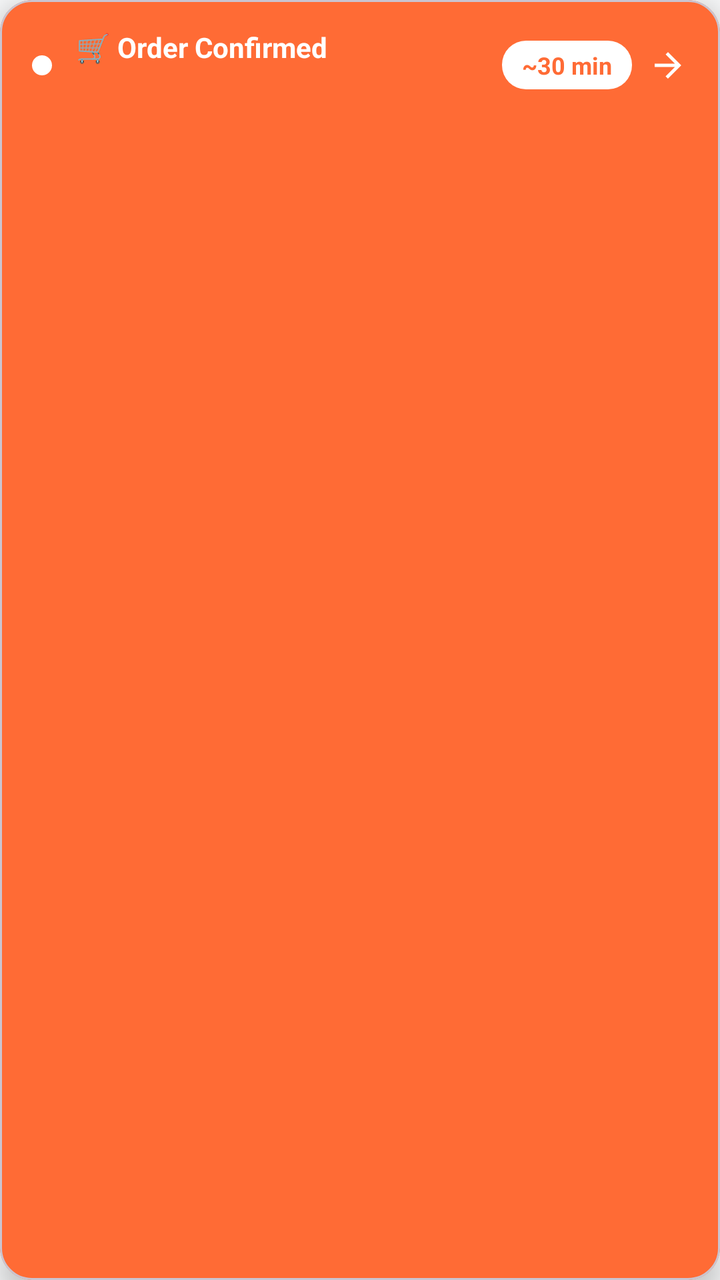
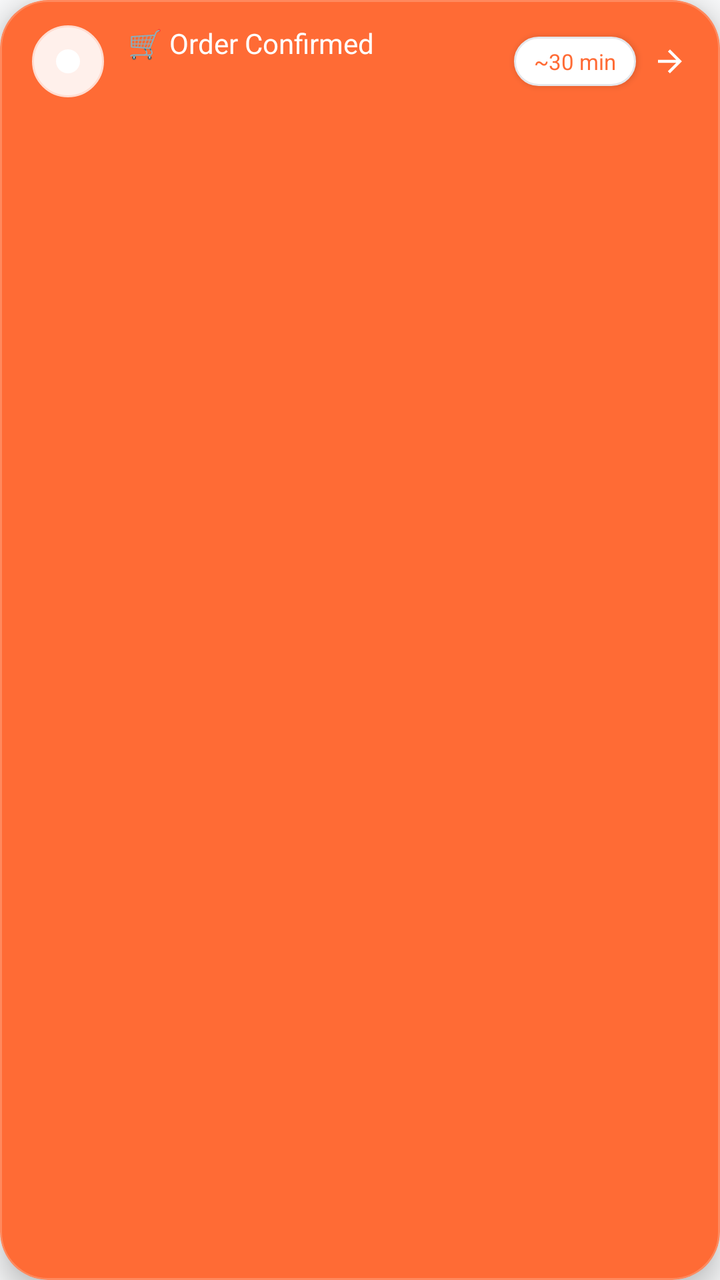

Compare the two renders of this Android layout. The source of the first and the diff that turns it into the second are given below.
<!-- AndroidManifest.xml: application theme Theme.AKRHunger -->
<!-- res/layout/view_active_order_tracker.xml -->
<?xml version="1.0" encoding="utf-8"?>
<com.google.android.material.card.MaterialCardView xmlns:android="http://schemas.android.com/apk/res/android"
    xmlns:app="http://schemas.android.com/apk/res-auto"
    android:layout_width="match_parent"
    android:layout_height="wrap_content"
    app:cardCornerRadius="16dp"
    app:cardElevation="8dp"
    app:cardBackgroundColor="@color/primary"
    android:foreground="?attr/selectableItemBackground">

    <LinearLayout
        android:layout_width="match_parent"
        android:layout_height="wrap_content"
        android:gravity="center_vertical"
        android:paddingHorizontal="16dp"
        android:paddingVertical="14dp">

        
        <View
            android:layout_width="10dp"
            android:layout_height="10dp"
            android:background="@drawable/bg_dot_white" />

        <LinearLayout
            android:layout_width="0dp"
            android:layout_height="wrap_content"
            android:layout_marginStart="12dp"
            android:layout_weight="1"
            android:orientation="vertical">

            <TextView
                android:id="@+id/tv_tracker_status"
                android:layout_width="wrap_content"
                android:layout_height="wrap_content"
                android:text="🛒 Order Confirmed"
                android:textColor="@color/on_primary"
                android:textSize="14sp"
                android:textStyle="bold" />

            <TextView
                android:id="@+id/tv_tracker_restaurant"
                android:layout_width="wrap_content"
                android:layout_height="wrap_content"
                android:layout_marginTop="2dp"
                android:textColor="#CCFFFFFF"
                android:textSize="12sp" />
        </LinearLayout>

        <TextView
            android:id="@+id/tv_tracker_eta"
            android:layout_width="wrap_content"
            android:layout_height="wrap_content"
            android:background="@drawable/bg_eta_badge"
            android:paddingHorizontal="10dp"
            android:paddingVertical="4dp"
            android:text="~30 min"
            android:textColor="@color/primary"
            android:textSize="12sp"
            android:textStyle="bold" />

        <ImageView
            android:layout_width="20dp"
            android:layout_height="20dp"
            android:layout_marginStart="8dp"
            android:src="@drawable/ic_back"
            android:rotation="180"
            android:tint="@color/on_primary" />
    </LinearLayout>
</com.google.android.material.card.MaterialCardView>
<!-- resources referenced by this layout -->
<resources>
  <color name="on_primary">#FFFFFF</color>
  <color name="primary">#FF6B35</color>
  <!-- drawable bg_dot_white (drawable) -->
  <shape xmlns:android="http://schemas.android.com/apk/res/android"
      android:shape="oval">
      <solid android:color="#FFFFFF" />
      <size android:width="10dp" android:height="10dp" />
  </shape>
  <!-- drawable bg_eta_badge (drawable) -->
  <shape xmlns:android="http://schemas.android.com/apk/res/android"
      android:shape="rectangle">
      <solid android:color="@color/on_primary" />
      <corners android:radius="12dp" />
  </shape>
  <style name="Theme.AKRHunger" parent="Theme.Material3.Light.NoActionBar">
          <item name="colorPrimary">@color/primary</item>
          <item name="colorPrimaryDark">@color/primary_dark</item>
          <item name="colorAccent">@color/primary</item>
          <item name="colorOnPrimary">@color/on_primary</item>
          <item name="colorSecondary">@color/secondary</item>
          <item name="colorOnSecondary">@color/on_secondary</item>
          <item name="android:colorBackground">@color/background</item>
          <item name="colorSurface">@color/surface</item>
          <item name="colorOnSurface">@color/on_surface</item>
          <item name="android:statusBarColor">@color/surface</item>
          <item name="android:windowLightStatusBar">true</item>
          <item name="android:navigationBarColor">@color/surface</item>
          <item name="android:windowLightNavigationBar">true</item>
          <item name="android:fontFamily">sans-serif</item>
      </style>
  <color name="primary_dark">#E55A25</color>
  <color name="secondary">#F59E0B</color>
  <color name="on_secondary">#111827</color>
  <color name="background">#F8F9FA</color>
  <color name="surface">#FFFFFF</color>
  <color name="on_surface">#111827</color>
  <!-- unchanged entries left out for length: 1 -->
</resources>

<!-- the commit's change to res/layout/view_active_order_tracker.xml (unified diff, before → after) -->
@@ -3,24 +3,37 @@
     xmlns:app="http://schemas.android.com/apk/res-auto"
     android:layout_width="match_parent"
     android:layout_height="wrap_content"
-    app:cardCornerRadius="16dp"
+    android:clickable="true"
+    android:focusable="true"
+    android:foreground="?attr/selectableItemBackground"
+    app:cardBackgroundColor="@color/primary"
+    app:cardCornerRadius="24dp"
     app:cardElevation="8dp"
-    app:cardBackgroundColor="@color/primary"
-    android:foreground="?attr/selectableItemBackground">
+    app:strokeColor="#33FFFFFF"
+    app:strokeWidth="1dp">
 
     <LinearLayout
         android:layout_width="match_parent"
         android:layout_height="wrap_content"
         android:gravity="center_vertical"
+        android:orientation="horizontal"
         android:paddingHorizontal="16dp"
-        android:paddingVertical="14dp">
+        android:paddingVertical="12dp">
 
         
-        <View
-            android:layout_width="10dp"
-            android:layout_height="10dp"
-            android:background="@drawable/bg_dot_white" />
+        <FrameLayout
+            android:layout_width="36dp"
+            android:layout_height="36dp"
+            android:background="@drawable/bg_icon_circle_soft">
 
+            <View
+                android:layout_width="12dp"
+                android:layout_height="12dp"
+                android:layout_gravity="center"
+                android:background="@drawable/bg_dot_white" />
+        </FrameLayout>
+
+        
         <LinearLayout
             android:layout_width="0dp"
             android:layout_height="wrap_content"
@@ -32,38 +45,45 @@
                 android:id="@+id/tv_tracker_status"
                 android:layout_width="wrap_content"
                 android:layout_height="wrap_content"
+                android:fontFamily="sans-serif-bold"
                 android:text="🛒 Order Confirmed"
                 android:textColor="@color/on_primary"
-                android:textSize="14sp"
-                android:textStyle="bold" />
+                android:textSize="14sp" />
 
             <TextView
                 android:id="@+id/tv_tracker_restaurant"
                 android:layout_width="wrap_content"
                 android:layout_height="wrap_content"
                 android:layout_marginTop="2dp"
-                android:textColor="#CCFFFFFF"
+                android:ellipsize="end"
+                android:fontFamily="sans-serif"
+                android:maxLines="1"
+                android:textColor="#E6FFFFFF"
                 android:textSize="12sp" />
         </LinearLayout>
 
+        
         <TextView
             android:id="@+id/tv_tracker_eta"
             android:layout_width="wrap_content"
             android:layout_height="wrap_content"
-            android:background="@drawable/bg_eta_badge"
+            android:layout_marginStart="8dp"
+            android:background="@drawable/bg_pill_white"
+            android:elevation="2dp"
+            android:fontFamily="sans-serif-bold"
             android:paddingHorizontal="10dp"
-            android:paddingVertical="4dp"
+            android:paddingVertical="5dp"
             android:text="~30 min"
             android:textColor="@color/primary"
-            android:textSize="12sp"
-            android:textStyle="bold" />
+            android:textSize="11sp" />
 
+        
         <ImageView
-            android:layout_width="20dp"
-            android:layout_height="20dp"
+            android:layout_width="18dp"
+            android:layout_height="18dp"
             android:layout_marginStart="8dp"
+            android:rotation="180"
             android:src="@drawable/ic_back"
-            android:rotation="180"
             android:tint="@color/on_primary" />
     </LinearLayout>
 </com.google.android.material.card.MaterialCardView>
<!-- resource entries referenced after the edit -->
@@ -8,12 +8,25 @@
       <solid android:color="#FFFFFF" />
       <size android:width="10dp" android:height="10dp" />
   </shape>
-  <!-- drawable bg_eta_badge (drawable) -->
+  <!-- drawable bg_icon_circle_soft (drawable) -->
+  <?xml version="1.0" encoding="utf-8"?>
   <shape xmlns:android="http://schemas.android.com/apk/res/android"
-      android:shape="rectangle">
-      <solid android:color="@color/on_primary" />
-      <corners android:radius="12dp" />
+      android:shape="oval">
+      <solid android:color="@color/primary_tint" />
+      <stroke android:width="1dp" android:color="@color/primary_tint_border" />
   </shape>
+  <!-- drawable bg_pill_white (drawable) -->
+  <?xml version="1.0" encoding="utf-8"?>
+  <ripple xmlns:android="http://schemas.android.com/apk/res/android"
+      android:color="@color/primary_10">
+      <item>
+          <shape android:shape="rectangle">
+              <corners android:radius="999dp" />
+              <solid android:color="@color/surface" />
+              <stroke android:width="1dp" android:color="@color/card_border_subtle" />
+          </shape>
+      </item>
+  </ripple>
   <style name="Theme.AKRHunger" parent="Theme.Material3.Light.NoActionBar">
           <item name="colorPrimary">@color/primary</item>
           <item name="colorPrimaryDark">@color/primary_dark</item>
@@ -29,13 +42,41 @@
           <item name="android:navigationBarColor">@color/surface</item>
           <item name="android:windowLightNavigationBar">true</item>
           <item name="android:fontFamily">sans-serif</item>
+          <item name="materialAlertDialogTheme">@style/ThemeOverlay.AKR.MaterialAlertDialog</item>
+          <item name="bottomSheetDialogTheme">@style/ThemeOverlay.AKR.BottomSheetDialog</item>
       </style>
+  <color name="primary_tint">#FFF0EB</color>
+  <color name="primary_tint_border">#FFDCD0</color>
+  <color name="primary_10">#1AFF6B35</color>
   <color name="primary_dark">#E55A25</color>
   <color name="secondary">#F59E0B</color>
   <color name="on_secondary">#111827</color>
   <color name="background">#F8F9FA</color>
   <color name="surface">#FFFFFF</color>
+  <color name="card_border_subtle">#E5E7EB</color>
   <color name="on_surface">#111827</color>
+  <style name="ThemeOverlay.AKR.MaterialAlertDialog" parent="ThemeOverlay.Material3.MaterialAlertDialog">
+          <item name="shapeAppearance">@style/ShapeAppearance.AKR.Dialog</item>
+          <item name="shapeAppearanceOverlay">@style/ShapeAppearance.AKR.Dialog</item>
+          <item name="colorSurface">@color/surface</item>
+          <item name="android:backgroundDimAmount">0.5</item>
+      </style>
+  <style name="ThemeOverlay.AKR.BottomSheetDialog" parent="ThemeOverlay.Material3.BottomSheetDialog">
+          <item name="bottomSheetStyle">@style/Widget.AKR.BottomSheet</item>
+      </style>
+  <style name="ShapeAppearance.AKR.Dialog" parent="">
+          <item name="cornerFamily">rounded</item>
+          <item name="cornerSize">24dp</item>
+      </style>
+  <style name="Widget.AKR.BottomSheet" parent="Widget.Material3.BottomSheet">
+          <item name="shapeAppearanceOverlay">@style/ShapeAppearance.AKR.BottomSheet</item>
+          <item name="backgroundTint">@color/surface</item>
+      </style>
+  <style name="ShapeAppearance.AKR.BottomSheet" parent="">
+          <item name="cornerFamily">rounded</item>
+          <item name="cornerSizeTopLeft">28dp</item>
+          <item name="cornerSizeTopRight">28dp</item>
+      </style>
   <!-- unchanged entries left out for length: 1 -->
 </resources>
 
